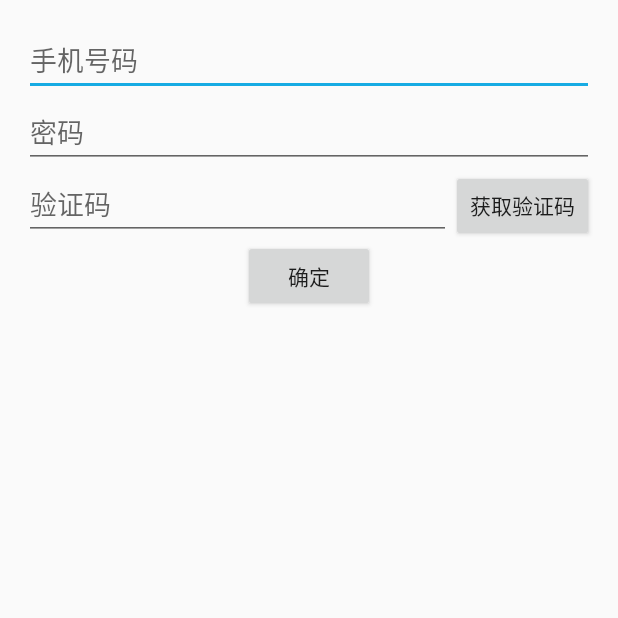
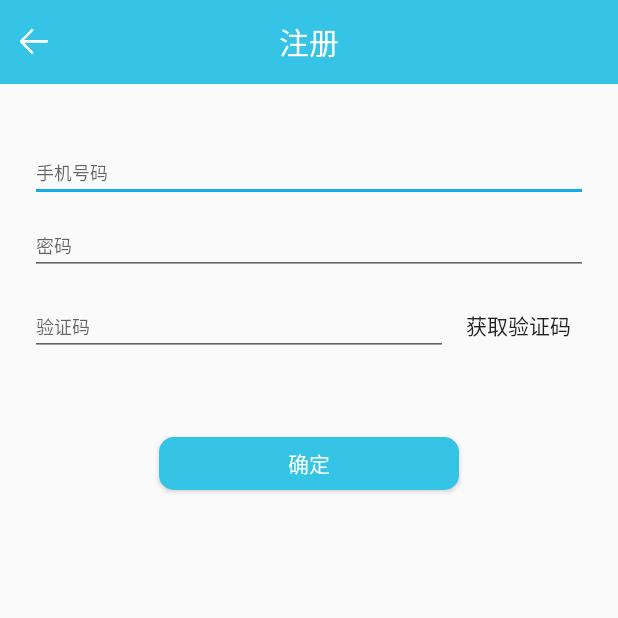
Before and after one commit to SuperBagOrg/finalSuperBag, an Android app: the RegisterActivity screen opened directly, with no data from a screen before it, on a phone screen of 412 x 824 dp, the top half of it. Run offline under Robolectric (Android 15) with nearby library versions, the light colour scheme and no system bars; libraries missing offline, so code that uses them is left out: cn.bmob.sms; 1 statement that could not run was skipped.

Commit message:
8-14 修改界面

```diff
--- a/app/src/main/java/com/example/k/superbag2/activity/RegisterActivity.java
+++ b/app/src/main/java/com/example/k/superbag2/activity/RegisterActivity.java
@@ -9,6 +9,7 @@ import android.view.View;
 import android.view.Window;
 import android.widget.Button;
 import android.widget.EditText;
+import android.widget.LinearLayout;
 import android.widget.Toast;
 
 import com.example.k.superbag2.MainActivity;
@@ -25,7 +26,8 @@ import cn.bmob.sms.listener.VerifySMSCodeListener;
 public class RegisterActivity extends BaseActivity implements View.OnClickListener {
 
     private EditText phoneNumET,passwordET,vCodeET;
-    private Button getVCodeBT,okBT;
+    private Button getVCodeBT,okBT,backBT;
+    private LinearLayout backLL;
 
     private String phoneNum,verCodeGet,verCodeInput = "";
     private String password = "";
@@ -47,11 +49,15 @@ public class RegisterActivity extends BaseActivity implements View.OnClickListen
         vCodeET = (EditText)findViewById(R.id.register_verification_code);
         getVCodeBT = (Button)findViewById(R.id.register_get_code);
         okBT = (Button)findViewById(R.id.register_ok);
+        backBT = (Button)findViewById(R.id.register_back);
+        backLL = (LinearLayout)findViewById(R.id.register_back_ll);
     }
 
     private void initListener(){
         getVCodeBT.setOnClickListener(this);
         okBT.setOnClickListener(this);
+        backBT.setOnClickListener(this);
+        backLL.setOnClickListener(this);
     }
 
     @Override
@@ -98,6 +104,9 @@ public class RegisterActivity extends BaseActivity implements View.OnClickListen
                             }
                         });
                 break;
+            case R.id.register_back:
+            case R.id.register_back_ll:
+                finish();
         }
     }
 
--- a/app/src/main/res/layout/activity_login.xml
+++ b/app/src/main/res/layout/activity_login.xml
@@ -88,7 +88,7 @@
     </RelativeLayout>
 
     <Button
-        android:layout_width="180dp"
+        android:layout_width="200dp"
         android:layout_height="35dp"
         android:background="@drawable/login_bt_back"
         android:layout_marginTop="50dp"
--- a/app/src/main/res/layout/activity_register.xml
+++ b/app/src/main/res/layout/activity_register.xml
@@ -1,33 +1,77 @@
 <?xml version="1.0" encoding="utf-8"?>
 <LinearLayout xmlns:android="http://schemas.android.com/apk/res/android"
     android:orientation="vertical"
-    android:padding="16dp"
     android:gravity="center_horizontal"
     android:layout_width="match_parent"
     android:layout_height="match_parent">
 
+    <RelativeLayout
+        android:layout_width="match_parent"
+        android:layout_height="?attr/actionBarSize"
+        android:background="@color/new_primary"
+        android:padding="10dp">
+
+        <LinearLayout
+            android:layout_width="50dp"
+            android:id="@+id/register_back_ll"
+            android:layout_centerVertical="true"
+            android:layout_height="wrap_content">
+            <Button
+                android:layout_width="25dp"
+                android:layout_height="25dp"
+                android:id="@+id/register_back"
+                android:background="@drawable/back_white"/>
+        </LinearLayout>
+
+        <TextView
+            android:layout_width="wrap_content"
+            android:layout_height="wrap_content"
+            android:textSize="20sp"
+            android:id="@+id/edit_title"
+            android:text="注册"
+            android:textColor="@color/white"
+            android:layout_centerInParent="true"/>
+
+    </RelativeLayout>
+    <LinearLayout
+        android:layout_width="match_parent"
+        android:layout_height="wrap_content"
+        android:orientation="vertical"
+        android:paddingLeft="20dp"
+        android:paddingRight="20dp"
+        >
         <EditText
             android:layout_width="match_parent"
             android:layout_height="wrap_content"
             android:hint="手机号码"
+            android:layout_marginTop="40dp"
             android:inputType="phone"
+            android:textSize="12sp"
             android:id="@+id/register_phone_et"/>
 
         <EditText
             android:layout_width="match_parent"
             android:layout_height="wrap_content"
             android:hint="密码"
+            android:layout_marginTop="10dp"
+            android:textSize="12sp"
             android:inputType="textPassword"
             android:id="@+id/register_pass_et"/>
 
+    </LinearLayout>
+
     <LinearLayout
         android:layout_width="match_parent"
+        android:paddingLeft="20dp"
+        android:paddingRight="20dp"
+        android:layout_marginTop="10dp"
         android:layout_height="wrap_content"
         android:orientation="horizontal">
 
         <EditText
             android:layout_width="0dp"
             android:layout_weight="3"
+            android:textSize="12sp"
             android:layout_height="wrap_content"
             android:hint="验证码"
             android:id="@+id/register_verification_code"/>
@@ -36,13 +80,17 @@
             android:layout_height="wrap_content"
             android:layout_weight="1"
             android:text="获取验证码"
+            android:background="@null"
             android:inputType="number"
             android:id="@+id/register_get_code"/>
     </LinearLayout>
 
     <Button
-        android:layout_width="wrap_content"
-        android:layout_height="wrap_content"
+        android:layout_width="200dp"
+        android:layout_marginTop="50dp"
+        android:layout_height="35dp"
         android:text="确定"
+        android:textColor="@color/white"
+        android:background="@drawable/login_bt_back"
         android:id="@+id/register_ok"/>
 </LinearLayout>
```
Lines whose indentation alone changed are shown as unchanged.
